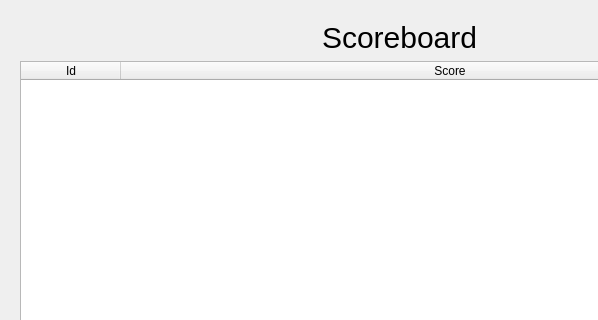
The window that FrenchNumberGame/endscreen.ui (alexobrien20/Qt-FrenchNumberGame) describes before a commit, drawn with Qt 5; both pictures show x 0 to 598 and y 0 to 320 of the 800 by 600 pixel window.
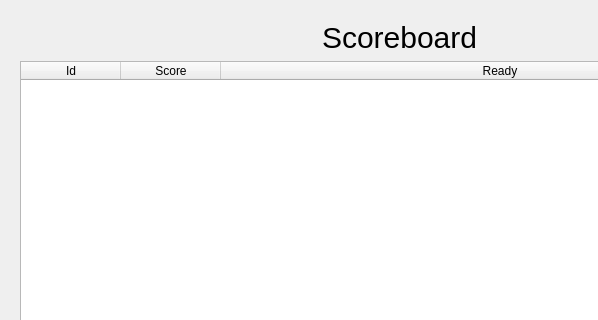
The same window after the commit. The open tabs and pages were chosen to show the change.

What changed in the file:
```diff
--- a/FrenchNumberGame/endscreen.ui
+++ b/FrenchNumberGame/endscreen.ui
@@ -105,6 +105,11 @@
            <string>Score</string>
           </property>
          </column>
+         <column>
+          <property name="text">
+           <string>Ready</string>
+          </property>
+         </column>
         </widget>
        </item>
        <item>
```
